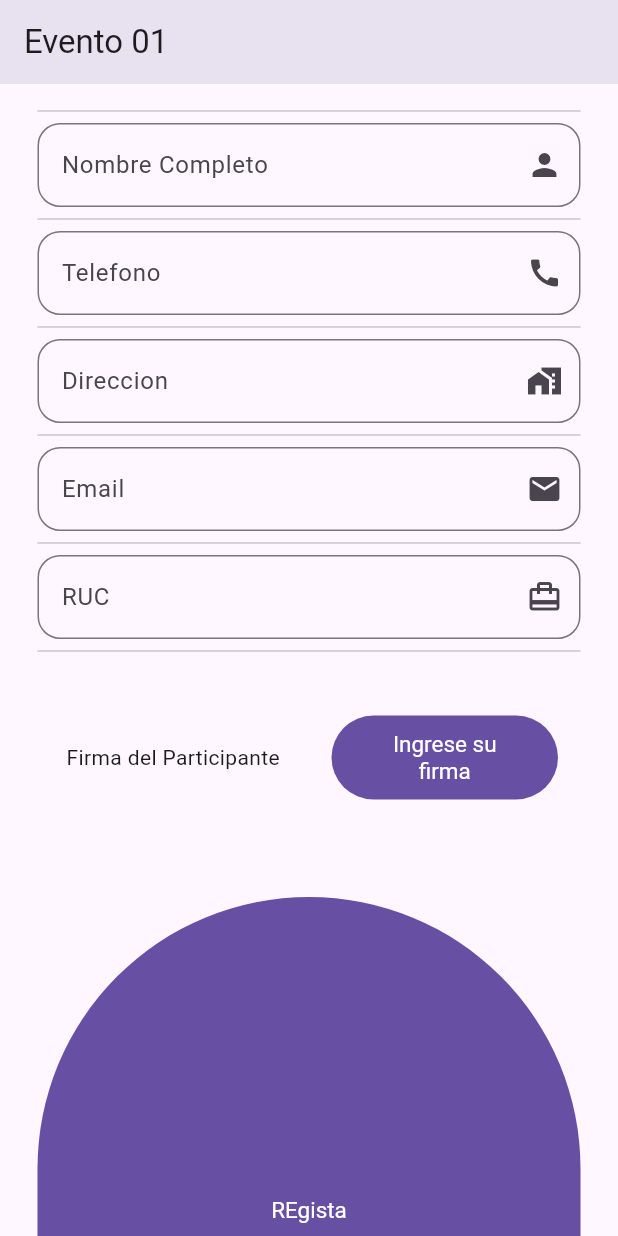
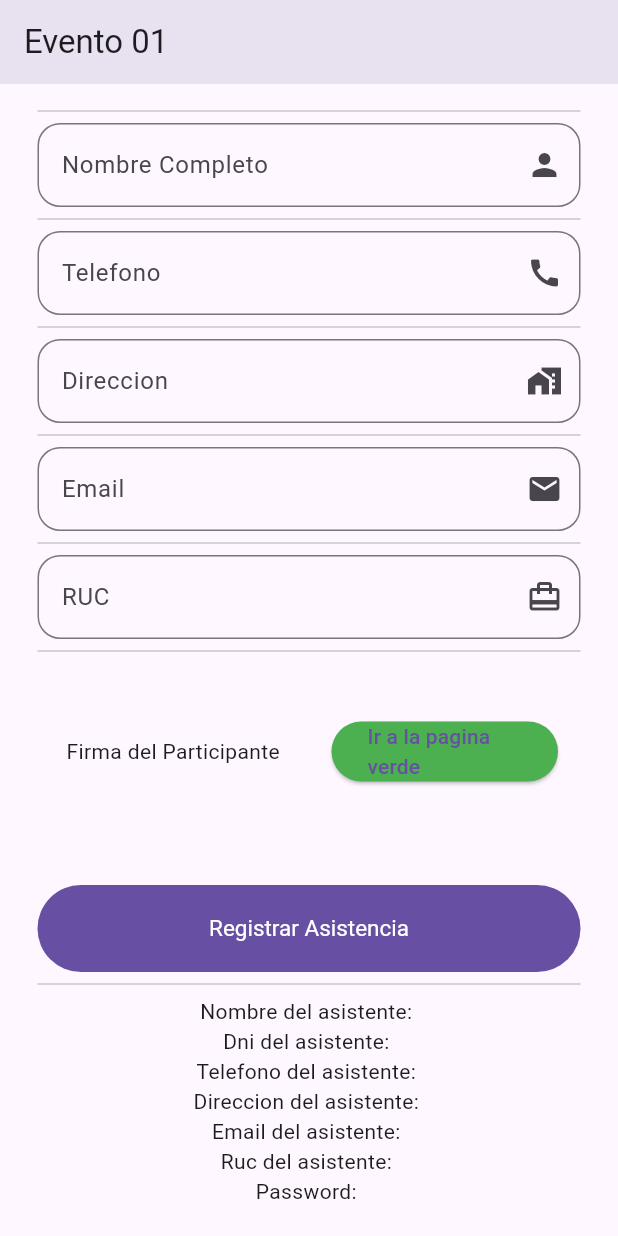
Before and after one commit to sof28kr/F-A-02, a Flutter app: the FormularioPage screen opened directly, scrolled down 88 dp, on a phone screen of 412 x 824 dp. Run offline on Flutter 3.47's test engine with Material 3 defaults, Android fonts, the light colour scheme and no system bars; our stand-ins replace get, go_router, image_gallery_saver, permission_handler, signature; missing offline and left inert: syncfusion_flutter_signaturepad.

```diff
--- a/lib/src/pages/stateful/formulario_page.dart
+++ b/lib/src/pages/stateful/formulario_page.dart
@@ -77,7 +77,7 @@
                   child: Padding(
                       padding:
                           EdgeInsets.symmetric(vertical: 15, horizontal: 15),
-                      child: _SubirFirma()),
+                      child: _BotonParaLaFirma()),
                 ),
               ],
             ),
@@ -131,13 +131,20 @@
         child: const Align(
             alignment: Alignment.center,
             child: Padding(
-              padding: EdgeInsets.symmetric(horizontal: 10, vertical: 200),
+              padding: EdgeInsets.symmetric(horizontal: 10, vertical: 20),
               child: Text(
-                'REgista',
+                'Registrar Asistencia',
                 style: TextStyle(fontSize: 15),
                 textAlign: TextAlign.center,
               ),
             )));
+  }
+
+  Widget _BotonParaLaFirma() {
+    return ElevatedButton(
+        style: ElevatedButton.styleFrom(backgroundColor: Colors.green),
+        onPressed: () => context.push('/green'),
+        child: Text("Ir a la pagina verde"));
   }
 
   Widget _SubirFirma() {
```
Also changed, not shown: lib/main.dart (+7 -2 lines).
